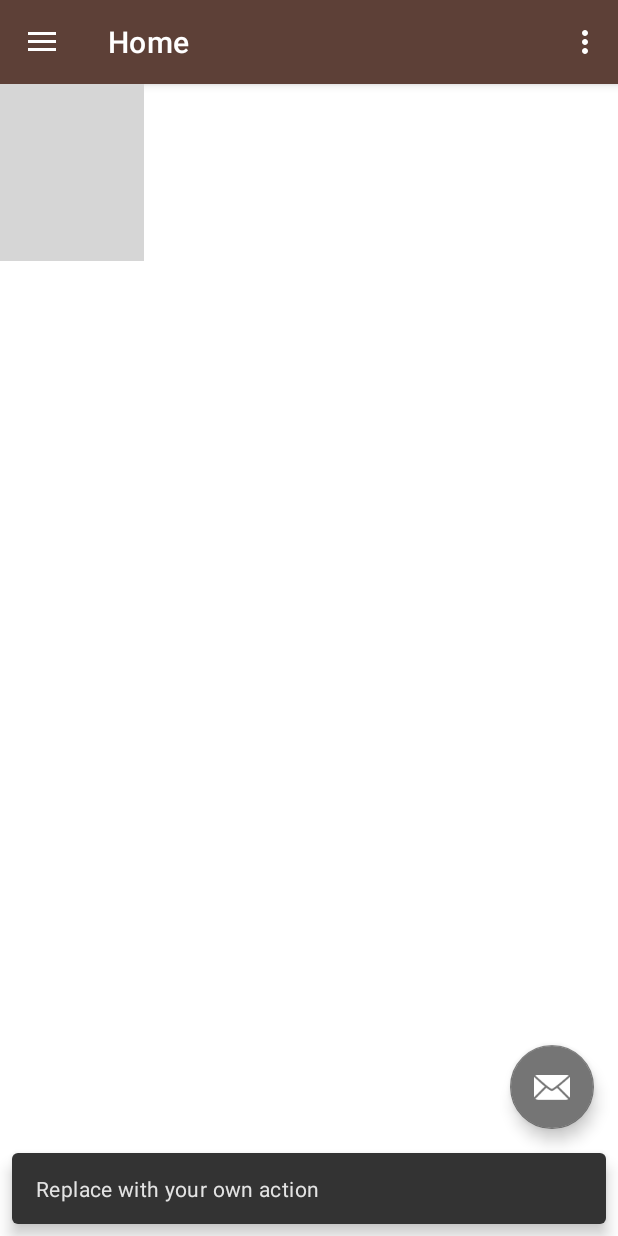
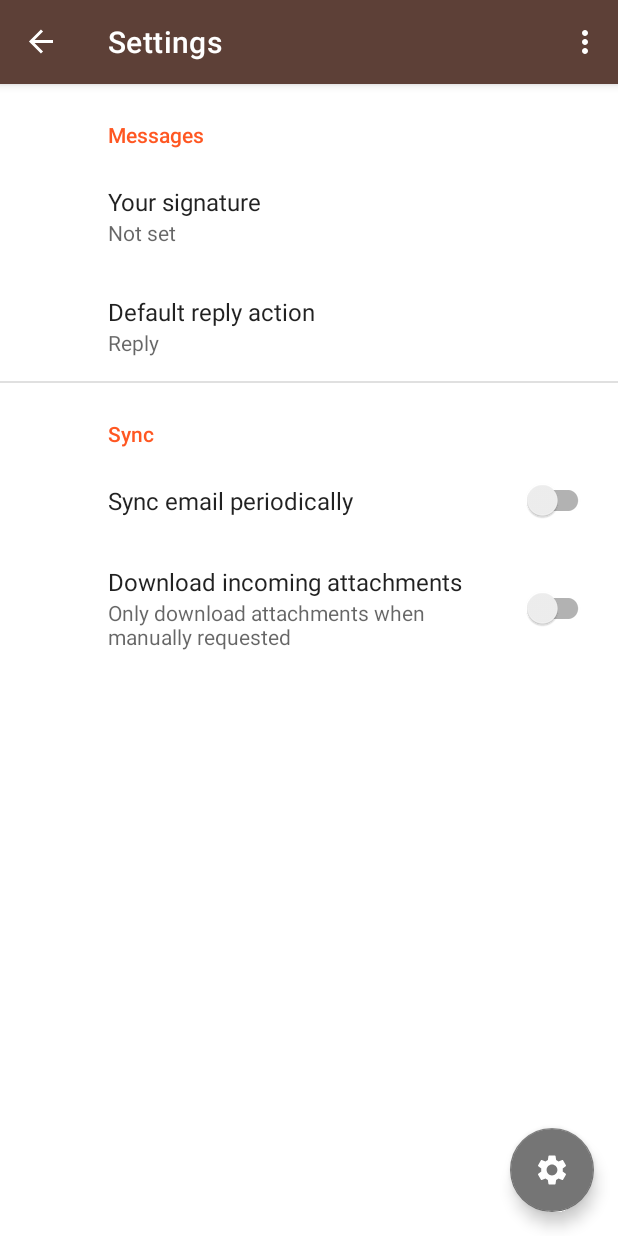
Before and after one commit to brendonmehdi/CigarLuxe, an Android app: the screen it shows after launch (MainActivity), after a tap on an icon or button, on a phone screen of 412 x 824 dp. Run offline under Robolectric (Android 15) with nearby library versions, the phone set to English and light mode, and no system bars; our stand-ins replace androidx.preference, navigation-ui; grey boxes are pictures that could not be loaded.

Commit message:
ADDED A SETTINGS PAGE

```diff
--- a/app/build.gradle
+++ b/app/build.gradle
@@ -43,6 +43,7 @@ dependencies {
     implementation 'androidx.navigation:navigation-fragment:2.3.5'
     implementation 'androidx.navigation:navigation-ui:2.3.5'
     implementation 'de.hdodenhof:circleimageview:3.1.0'
+    implementation 'androidx.preference:preference:1.2.1'
     testImplementation 'junit:junit:4.13.2'
     androidTestImplementation 'androidx.test.ext:junit:1.1.5'
     androidTestImplementation 'androidx.test.espresso:espresso-core:3.5.1'
--- a/app/src/main/java/com/example/cigarluxe/MainActivity.java
+++ b/app/src/main/java/com/example/cigarluxe/MainActivity.java
@@ -32,8 +32,11 @@ public class MainActivity extends AppCompatActivity {
         binding.appBarMain.fab.setOnClickListener(new View.OnClickListener() {
             @Override
             public void onClick(View view) {
-                Snackbar.make(view, "Replace with your own action", Snackbar.LENGTH_LONG)
-                        .setAction("Action", null).show();
+                try {
+                    Navigation.findNavController(MainActivity.this, R.id.nav_host_fragment_content_main).navigate(R.id.settingsFragment);
+                } catch (Exception e) {
+                    e.printStackTrace();
+                }
             }
         });
         DrawerLayout drawer = binding.drawerLayout;
--- /dev/null
+++ b/app/src/main/java/com/example/cigarluxe/SettingsFragment.java
@@ -0,0 +1,13 @@
+package com.example.cigarluxe;
+
+import android.os.Bundle;
+
+import androidx.preference.PreferenceFragmentCompat;
+
+public class SettingsFragment extends PreferenceFragmentCompat {
+
+    @Override
+    public void onCreatePreferences(Bundle savedInstanceState, String rootKey) {
+        setPreferencesFromResource(R.xml.root_preferences, rootKey);
+    }
+}
--- /dev/null
+++ b/app/src/main/res/drawable/ic_baseline_settings_24.xml
@@ -0,0 +1,5 @@
+<vector android:height="24dp" android:tint="#000000"
+    android:viewportHeight="24" android:viewportWidth="24"
+    android:width="24dp" xmlns:android="http://schemas.android.com/apk/res/android">
+    <path android:fillColor="@android:color/white" android:pathData="M19.14,12.94c0.04,-0.3 0.06,-0.61 0.06,-0.94c0,-0.32 -0.02,-0.64 -0.07,-0.94l2.03,-1.58c0.18,-0.14 0.23,-0.41 0.12,-0.61l-1.92,-3.32c-0.12,-0.22 -0.37,-0.29 -0.59,-0.22l-2.39,0.96c-0.5,-0.38 -1.03,-0.7 -1.62,-0.94L14.4,2.81c-0.04,-0.24 -0.24,-0.41 -0.48,-0.41h-3.84c-0.24,0 -0.43,0.17 -0.47,0.41L9.25,5.35C8.66,5.59 8.12,5.92 7.63,6.29L5.24,5.33c-0.22,-0.08 -0.47,0 -0.59,0.22L2.74,8.87C2.62,9.08 2.66,9.34 2.86,9.48l2.03,1.58C4.84,11.36 4.8,11.69 4.8,12s0.02,0.64 0.07,0.94l-2.03,1.58c-0.18,0.14 -0.23,0.41 -0.12,0.61l1.92,3.32c0.12,0.22 0.37,0.29 0.59,0.22l2.39,-0.96c0.5,0.38 1.03,0.7 1.62,0.94l0.36,2.54c0.05,0.24 0.24,0.41 0.48,0.41h3.84c0.24,0 0.44,-0.17 0.47,-0.41l0.36,-2.54c0.59,-0.24 1.13,-0.56 1.62,-0.94l2.39,0.96c0.22,0.08 0.47,0 0.59,-0.22l1.92,-3.32c0.12,-0.22 0.07,-0.47 -0.12,-0.61L19.14,12.94zM12,15.6c-1.98,0 -3.6,-1.62 -3.6,-3.6s1.62,-3.6 3.6,-3.6s3.6,1.62 3.6,3.6S13.98,15.6 12,15.6z"/>
+</vector>
--- a/app/src/main/res/layout/app_bar_main.xml
+++ b/app/src/main/res/layout/app_bar_main.xml
@@ -29,6 +29,6 @@
         android:layout_gravity="bottom|end"
         android:layout_marginEnd="@dimen/fab_margin"
         android:layout_marginBottom="16dp"
-        app:srcCompat="@android:drawable/ic_dialog_email" />
+        app:srcCompat="@drawable/ic_baseline_settings_24" />
 
 </androidx.coordinatorlayout.widget.CoordinatorLayout>
--- a/app/src/main/res/navigation/mobile_navigation.xml
+++ b/app/src/main/res/navigation/mobile_navigation.xml
@@ -34,4 +34,8 @@
         android:name="com.example.cigarluxe.ChatFragment"
         android:label="Cigar Chatbot"
         tools:layout="@layout/fragment_chat" />
+    <fragment
+        android:id="@+id/settingsFragment"
+        android:name="com.example.cigarluxe.SettingsFragment"
+        android:label="Settings" />
 </navigation>
--- /dev/null
+++ b/app/src/main/res/values/arrays.xml
@@ -0,0 +1,12 @@
+<resources>
+    <!-- Reply Preference -->
+    <string-array name="reply_entries">
+        <item>Reply</item>
+        <item>Reply to all</item>
+    </string-array>
+
+    <string-array name="reply_values">
+        <item>reply</item>
+        <item>reply_all</item>
+    </string-array>
+</resources>
--- a/app/src/main/res/values/strings.xml
+++ b/app/src/main/res/values/strings.xml
@@ -24,5 +24,19 @@
     <!--    tutorial text -->
     <string name="tutorial_title">Cigar Tips</string>
     <string name="cigar_tip">Enjoying a Cigar: Take your time and savor the experience. Cut the cigar properly, light it evenly, and puff gently. Relax and appreciate the flavors, aroma, and craftsmanship.</string>
+    <!-- Preference Titles -->
+    <string name="messages_header">Messages</string>
+    <string name="sync_header">Sync</string>
+
+    <!-- Messages Preferences -->
+    <string name="signature_title">Your signature</string>
+    <string name="reply_title">Default reply action</string>
+
+    <!-- Sync Preferences -->
+    <string name="sync_title">Sync email periodically</string>
+    <string name="attachment_title">Download incoming attachments</string>
+    <string name="attachment_summary_on">Automatically download attachments for incoming emails
+    </string>
+    <string name="attachment_summary_off">Only download attachments when manually requested</string>
 
 </resources>
--- /dev/null
+++ b/app/src/main/res/xml/root_preferences.xml
@@ -0,0 +1,35 @@
+<PreferenceScreen xmlns:app="http://schemas.android.com/apk/res-auto">
+
+    <PreferenceCategory app:title="@string/messages_header">
+
+        <EditTextPreference
+            app:key="signature"
+            app:title="@string/signature_title"
+            app:useSimpleSummaryProvider="true" />
+
+        <ListPreference
+            app:defaultValue="reply"
+            app:entries="@array/reply_entries"
+            app:entryValues="@array/reply_values"
+            app:key="reply"
+            app:title="@string/reply_title"
+            app:useSimpleSummaryProvider="true" />
+
+    </PreferenceCategory>
+
+    <PreferenceCategory app:title="@string/sync_header">
+
+        <SwitchPreferenceCompat
+            app:key="sync"
+            app:title="@string/sync_title" />
+
+        <SwitchPreferenceCompat
+            app:dependency="sync"
+            app:key="attachment"
+            app:summaryOff="@string/attachment_summary_off"
+            app:summaryOn="@string/attachment_summary_on"
+            app:title="@string/attachment_title" />
+
+    </PreferenceCategory>
+
+</PreferenceScreen>
```
